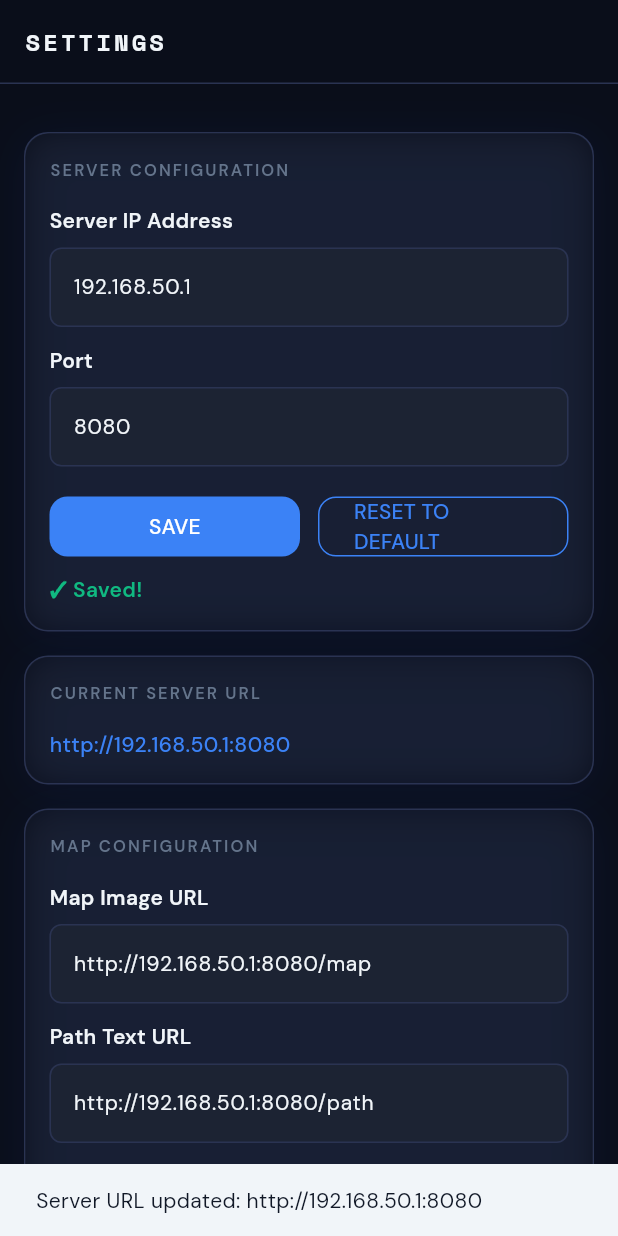
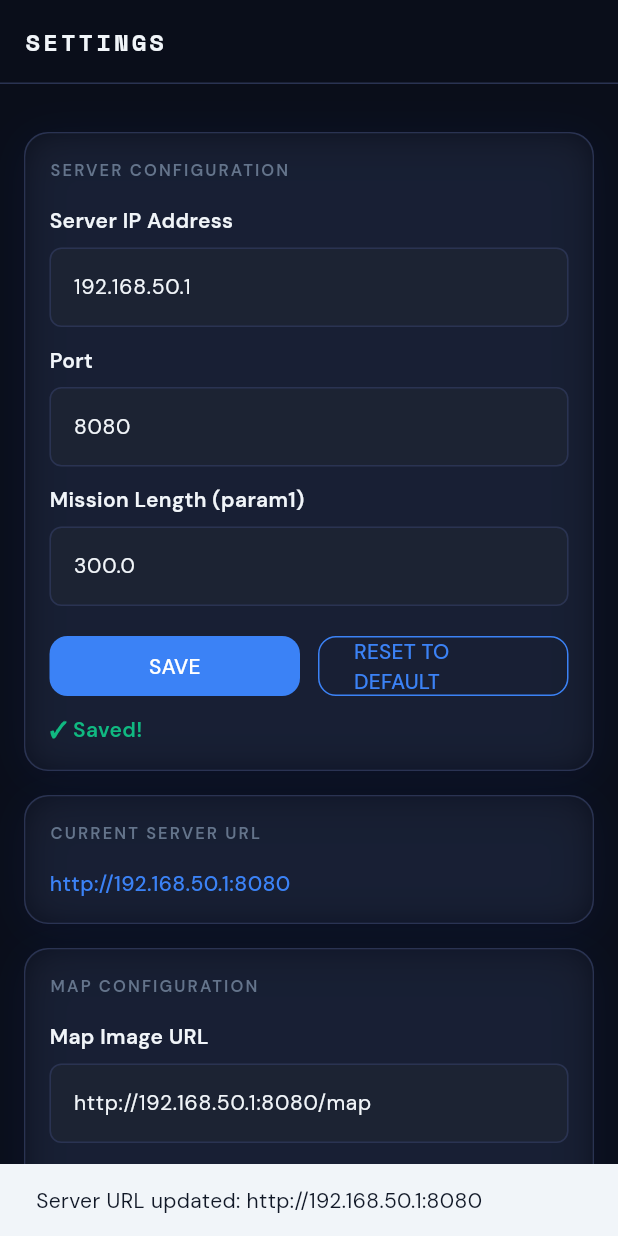
Before and after one commit to MannviDhaiphule/iarcapp, a Flutter app: the SettingsScreen screen opened directly, after a tap on "SAVE", on a phone screen of 412 x 824 dp. Run offline on Flutter 3.47's test engine with Material 3 defaults, Android fonts, the phone set to English and light mode, and no system bars; drawn by our look-alikes of flutter_animate; our stand-ins replace flutter_riverpod, gap, google_fonts, permission_handler, riverpod_annotation, shared_preferences and 1 more; accounts and stored records are empty; generated files the repository leaves out were written again; network calls fail.

Commit message:
Phase 6: TAKEOFF, LAND labels, mission param1, START_ORBIT, START_SEARCH

```diff
--- a/edhitha_team2027_swarm_interface/lib/core/constants/app_constants.dart
+++ b/edhitha_team2027_swarm_interface/lib/core/constants/app_constants.dart
@@ -17,4 +17,7 @@ class AppConstants {
 
   /// Default URL for the path text endpoint.
   static const String defaultPathTextUrl = 'http://192.168.50.1:8080/path';
+
+  /// Default mission length (seconds) sent as param1 in START_SEARCH payload.
+  static const double defaultMissionLength = 300.0;
 }
--- a/edhitha_team2027_swarm_interface/lib/core/constants/command_ids.dart
+++ b/edhitha_team2027_swarm_interface/lib/core/constants/command_ids.dart
@@ -41,7 +41,7 @@ extension CommandIdLabel on CommandId {
       case CommandId.cmdHover:
         return 'CMD_HOVER';
       case CommandId.cmdOrbit:
-        return 'CMD_ORBIT';
+        return 'START_ORBIT';
       case CommandId.cmdLand:
         return 'CMD_LAND';
       case CommandId.cmdDirN:
@@ -53,7 +53,7 @@ extension CommandIdLabel on CommandId {
       case CommandId.cmdHalt:
         return 'CMD_HALT';
       case CommandId.cmdMission:
-        return 'CMD_MISSION';
+        return 'START_SEARCH';
       case CommandId.unknown:
         return 'UNKNOWN';
     }
--- a/edhitha_team2027_swarm_interface/lib/features/settings/data/settings_repository.dart
+++ b/edhitha_team2027_swarm_interface/lib/features/settings/data/settings_repository.dart
@@ -73,4 +73,21 @@ class SettingsRepository {
     final prefs = await SharedPreferences.getInstance();
     await prefs.setString(_keyPathTextUrl, url);
   }
+
+  static const String _keyMissionLength = 'mission_length';
+
+  /// Returns saved mission length or [AppConstants.defaultMissionLength].
+  Future<double> getMissionLength() async {
+    final prefs = await SharedPreferences.getInstance();
+    debugPrint('[SwarmApp] Loaded mission length: ${prefs.getDouble(_keyMissionLength) ?? AppConstants.defaultMissionLength}');
+    return prefs.getDouble(_keyMissionLength) ?? AppConstants.defaultMissionLength;
+  }
+
+  /// Saves the mission length.
+  Future<void> setMissionLength(double value) async {
+    final prefs = await SharedPreferences.getInstance();
+    await prefs.setDouble(_keyMissionLength, value);
+    debugPrint('[SwarmApp] Saved mission length: $value');
+    debugPrint('[SwarmApp] Verified mission length: ${prefs.getDouble(_keyMissionLength)}');
+  }
 }
--- a/edhitha_team2027_swarm_interface/lib/features/settings/presentation/providers/settings_provider.dart
+++ b/edhitha_team2027_swarm_interface/lib/features/settings/presentation/providers/settings_provider.dart
@@ -24,6 +24,7 @@ class SettingsState {
     required this.serverPort,
     this.mapImageUrl = AppConstants.defaultMapImageUrl,
     this.pathTextUrl = AppConstants.defaultPathTextUrl,
+    this.missionLength = AppConstants.defaultMissionLength,
     this.isSaving = false,
     this.savedSuccess = false,
     this.error,
@@ -41,6 +42,9 @@ class SettingsState {
   /// The configured path text URL.
   final String pathTextUrl;
 
+  /// Mission length in seconds — used as param1 in START_SEARCH payload.
+  final double missionLength;
+
   /// Whether a save operation is currently in progress.
   final bool isSaving;
 
@@ -53,12 +57,16 @@ class SettingsState {
   /// Full base URL derived from [serverIp] and [serverPort].
   String get serverUrl => 'http://$serverIp:$serverPort';
 
+  /// param1 value to include in the START_SEARCH HTTP payload.
+  double get missionParam1 => missionLength;
+
   /// Returns a copy with the given fields overridden.
   SettingsState copyWith({
     String? serverIp,
     int? serverPort,
     String? mapImageUrl,
     String? pathTextUrl,
+    double? missionLength,
     bool? isSaving,
     bool? savedSuccess,
     Object? error = _unset,
@@ -68,6 +76,7 @@ class SettingsState {
       serverPort: serverPort ?? this.serverPort,
       mapImageUrl: mapImageUrl ?? this.mapImageUrl,
       pathTextUrl: pathTextUrl ?? this.pathTextUrl,
+      missionLength: missionLength ?? this.missionLength,
       isSaving: isSaving ?? this.isSaving,
       savedSuccess: savedSuccess ?? this.savedSuccess,
       error: identical(error, _unset) ? this.error : error as String?,
@@ -87,11 +96,13 @@ class Settings extends _$Settings {
     final port = await _repo.getServerPort();
     final mapUrl = await _repo.getMapImageUrl();
     final pathUrl = await _repo.getPathTextUrl();
+    final missionLen = await _repo.getMissionLength();
     return SettingsState(
       serverIp: ip,
       serverPort: port,
       mapImageUrl: mapUrl,
       pathTextUrl: pathUrl,
+      missionLength: missionLen,
     );
   }
 
@@ -182,18 +193,40 @@ class Settings extends _$Settings {
     _scheduleSavedReset();
   }
 
+  /// Validates and saves mission length. Must be a positive decimal number.
+  Future<void> updateMissionLength(double value) async {
+    final current = _current();
+    if (value <= 0) {
+      state = AsyncData(current.copyWith(error: 'Mission length must be greater than 0'));
+      return;
+    }
+    state = AsyncData(current.copyWith(isSaving: true, error: null));
+    await _repo.setMissionLength(value);
+    state = AsyncData(
+      current.copyWith(
+        missionLength: value,
+        isSaving: false,
+        savedSuccess: true,
+        error: null,
+      ),
+    );
+    _scheduleSavedReset();
+  }
+
   /// Resets all values to [AppConstants] defaults and persists.
   Future<void> resetToDefaults() async {
     await _repo.setServerIp(AppConstants.defaultServerIp);
     await _repo.setServerPort(AppConstants.defaultServerPort);
     await _repo.setMapImageUrl(AppConstants.defaultMapImageUrl);
     await _repo.setPathTextUrl(AppConstants.defaultPathTextUrl);
+    await _repo.setMissionLength(AppConstants.defaultMissionLength);
     state = const AsyncData(
       SettingsState(
         serverIp: AppConstants.defaultServerIp,
         serverPort: AppConstants.defaultServerPort,
         mapImageUrl: AppConstants.defaultMapImageUrl,
         pathTextUrl: AppConstants.defaultPathTextUrl,
+        missionLength: AppConstants.defaultMissionLength,
         savedSuccess: true,
       ),
     );
@@ -205,6 +238,7 @@ class Settings extends _$Settings {
       const SettingsState(
         serverIp: AppConstants.defaultServerIp,
         serverPort: AppConstants.defaultServerPort,
+        missionLength: AppConstants.defaultMissionLength,
       );
 
   void _scheduleSavedReset() {
--- a/edhitha_team2027_swarm_interface/lib/features/settings/presentation/screens/settings_screen.dart
+++ b/edhitha_team2027_swarm_interface/lib/features/settings/presentation/screens/settings_screen.dart
@@ -23,6 +23,8 @@ class _SettingsScreenState extends ConsumerState<SettingsScreen> {
   final TextEditingController _portController = TextEditingController();
   final TextEditingController _mapUrlController = TextEditingController();
   final TextEditingController _pathUrlController = TextEditingController();
+  final TextEditingController _missionLengthController = TextEditingController();
+  String? _missionLengthError;
   bool _initialized = false;
 
   @override
@@ -32,6 +34,7 @@ class _SettingsScreenState extends ConsumerState<SettingsScreen> {
     _portController.addListener(() => setState(() {}));
     _mapUrlController.addListener(() => setState(() {}));
     _pathUrlController.addListener(() => setState(() {}));
+    _missionLengthController.addListener(() => setState(() {}));
   }
 
   @override
@@ -40,6 +43,7 @@ class _SettingsScreenState extends ConsumerState<SettingsScreen> {
     _portController.dispose();
     _mapUrlController.dispose();
     _pathUrlController.dispose();
+    _missionLengthController.dispose();
     super.dispose();
   }
 
@@ -56,10 +60,22 @@ class _SettingsScreenState extends ConsumerState<SettingsScreen> {
   void _saveServer() {
     final port = int.tryParse(_portController.text.trim());
     if (port == null) return;
+
+    final missionLenText = _missionLengthController.text.trim();
+    final missionLen = double.tryParse(missionLenText);
+    if (missionLen == null || missionLen <= 0) {
+      setState(() {
+        _missionLengthError = 'Must be a positive number';
+      });
+      return;
+    }
+    setState(() => _missionLengthError = null);
+
     ref
         .read(settingsProvider.notifier)
         .updateServerIp(_ipController.text.trim());
     ref.read(settingsProvider.notifier).updateServerPort(port);
+    ref.read(settingsProvider.notifier).updateMissionLength(missionLen);
 
     final ip = _ipController.text.trim();
     ScaffoldMessenger.of(context).showSnackBar(
@@ -73,6 +89,8 @@ class _SettingsScreenState extends ConsumerState<SettingsScreen> {
     _portController.text = AppConstants.defaultServerPort.toString();
     _mapUrlController.text = AppConstants.defaultMapImageUrl;
     _pathUrlController.text = AppConstants.defaultPathTextUrl;
+    _missionLengthController.text = AppConstants.defaultMissionLength.toString();
+    setState(() => _missionLengthError = null);
   }
 
   void _saveMap() {
@@ -107,6 +125,7 @@ class _SettingsScreenState extends ConsumerState<SettingsScreen> {
         _portController.text = s.serverPort.toString();
         _mapUrlController.text = s.mapImageUrl;
         _pathUrlController.text = s.pathTextUrl;
+        _missionLengthController.text = s.missionLength.toString();
       }
     });
 
@@ -187,6 +206,35 @@ class _SettingsScreenState extends ConsumerState<SettingsScreen> {
                         borderRadius: BorderRadius.circular(8),
                         borderSide: const BorderSide(color: AppTheme.colorAccent),
                       ),
+                    ),
+                  ),
+                  const Gap(AppTheme.spacing12),
+                  _buildLabel('Mission Length (param1)'),
+                  const Gap(AppTheme.spacing8),
+                  TextField(
+                    controller: _missionLengthController,
+                    keyboardType: const TextInputType.numberWithOptions(
+                      decimal: true,
+                    ),
+                    style: AppTextStyles.transcriptBody,
+                    decoration: InputDecoration(
+                      hintText: AppConstants.defaultMissionLength.toString(),
+                      filled: true,
+                      fillColor: AppTheme.colorSurfaceElevated,
+                      border: OutlineInputBorder(
+                        borderRadius: BorderRadius.circular(8),
+                        borderSide: const BorderSide(color: AppTheme.colorBorder),
+                      ),
+                      enabledBorder: OutlineInputBorder(
+                        borderRadius: BorderRadius.circular(8),
+                        borderSide: const BorderSide(color: AppTheme.colorBorder),
+                      ),
+                      focusedBorder: OutlineInputBorder(
+                        borderRadius: BorderRadius.circular(8),
+                        borderSide: const BorderSide(color: AppTheme.colorAccent),
+                      ),
+                      errorText: _missionLengthError,
+                      errorStyle: const TextStyle(color: AppTheme.colorError),
                     ),
                   ),
                   const Gap(AppTheme.spacing16),
--- a/edhitha_team2027_swarm_interface/lib/features/voice_command/presentation/providers/dispatch_provider.dart
+++ b/edhitha_team2027_swarm_interface/lib/features/voice_command/presentation/providers/dispatch_provider.dart
@@ -124,8 +124,9 @@ class DispatchNotifier extends StateNotifier<DispatchState> {
       await _ref.read(settingsProvider.future);
     }
     final serverUrl = _ref.read(settingsProvider).requireValue.serverUrl;
+    final missionLength = _ref.read(settingsProvider).requireValue.missionParam1;
     debugPrint('[SwarmApp] Dispatching to: $serverUrl');
-    final dispatcher = CommandDispatcher(serverUrl: serverUrl);
+    final dispatcher = CommandDispatcher(serverUrl: serverUrl, missionLength: missionLength);
 
     state = DispatchState(
       lastDispatched: state.lastDispatched,
```
Also changed, not shown: edhitha_team2027_swarm_interface/lib/features/map/presentation/screens/map_screen.dart (+50 -2 lines), edhitha_team2027_swarm_interface/lib/features/voice_command/data/command_dispatcher.dart (+11 -4 lines), edhitha_team2027_swarm_interface/pubspec.lock, 2 other files.
